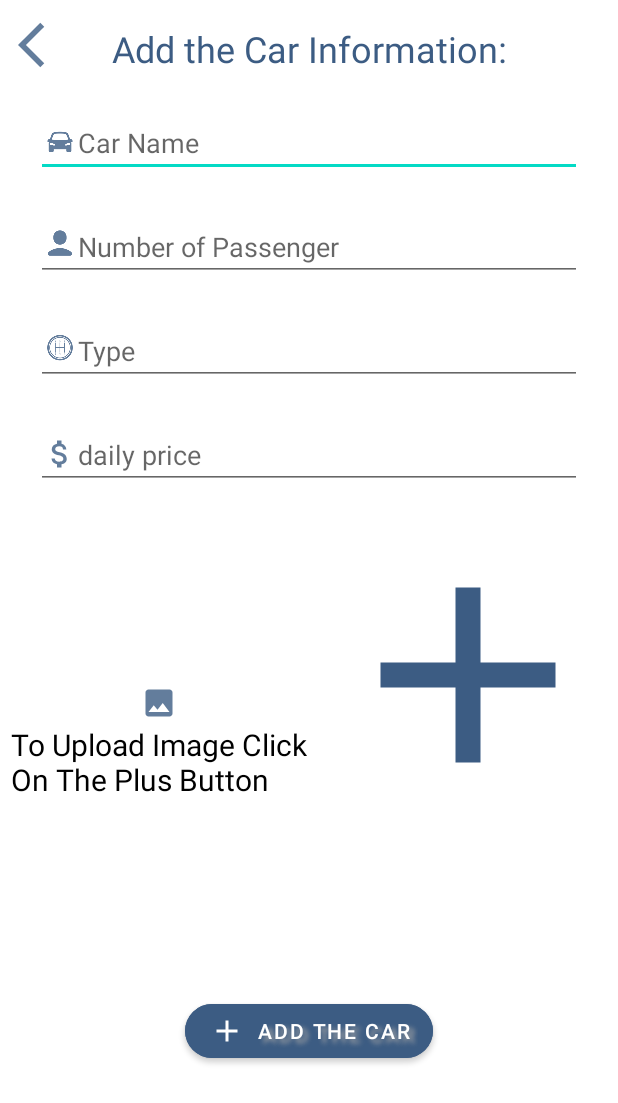
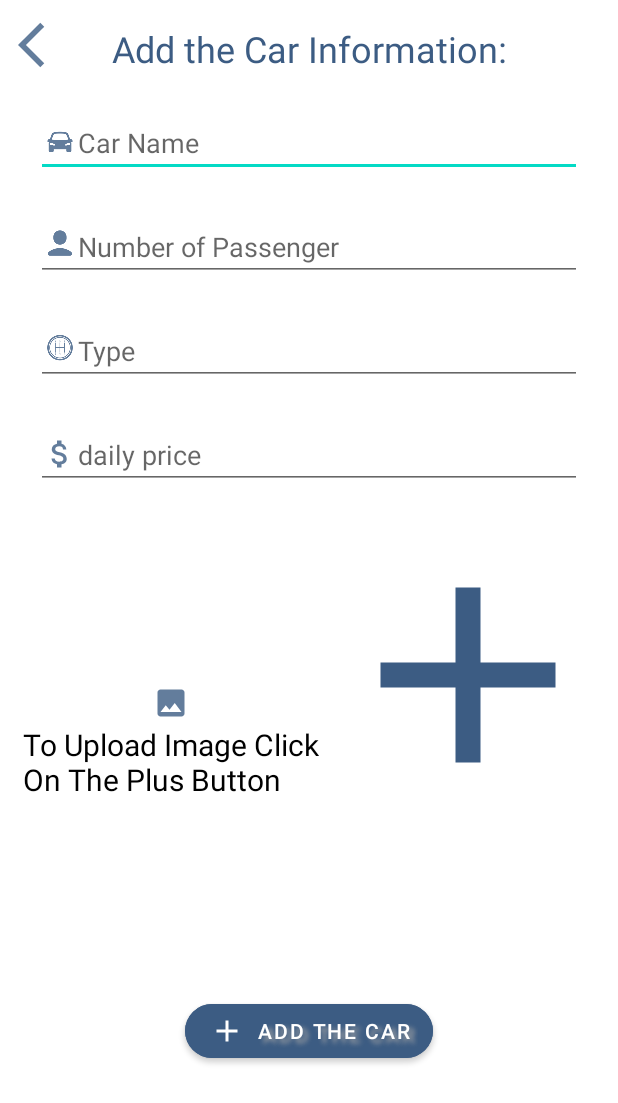
Before and after one commit to Lujain-M02/CarRentalCar_Project, an Android app: the Add_Car screen opened directly, with no data from a screen before it, on a phone screen of 412 x 824 dp. Shown: the top 1103 px of the screen. Run offline under Robolectric (Android 15) with nearby library versions, the phone set to English and light mode, and no system bars.

Commit message:
fix the Error in the add layout

```diff
--- a/app/src/main/res/layout/activity_add_car.xml
+++ b/app/src/main/res/layout/activity_add_car.xml
@@ -126,15 +126,16 @@
         android:id="@+id/textView3"
         android:layout_width="wrap_content"
         android:layout_height="wrap_content"
+        android:layout_marginStart="16dp"
+        android:drawableTop="@drawable/image"
+        android:drawablePadding="2dp"
         android:text="To Upload Image Click\nOn The Plus Button"
         android:textColor="#000000"
         android:textSize="20sp"
         app:layout_constraintBottom_toTopOf="@+id/btn_addcar"
         app:layout_constraintEnd_toStartOf="@+id/iv_image"
         app:layout_constraintStart_toStartOf="parent"
-        app:layout_constraintTop_toBottomOf="@+id/et_price"
-        android:drawableTop="@drawable/image"
-        android:drawablePadding="2dp" />
+        app:layout_constraintTop_toBottomOf="@+id/et_price" />
 
 
 </androidx.constraintlayout.widget.ConstraintLayout>
```
